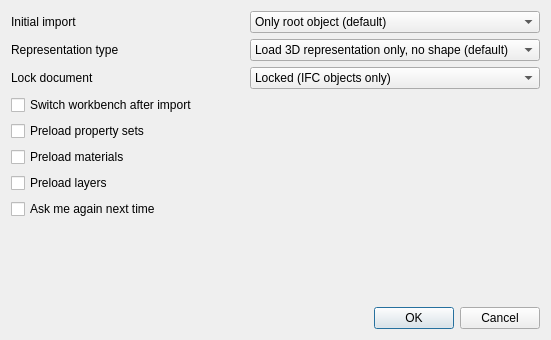
First picture: the form in src/Mod/BIM/Resources/ui/dialogImport.ui, repository southseact-3d/fcd, before the edit.
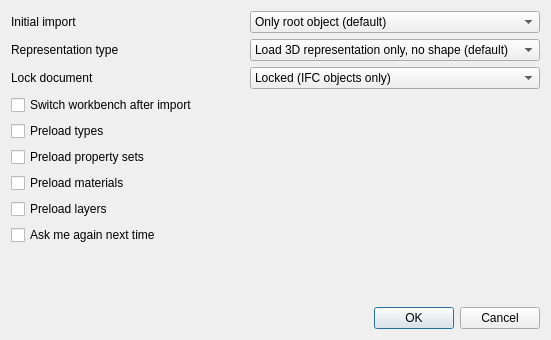
Second picture: the form after the edit.

Commit message:
BIM: Add an option to preload IFC types during document opening (#21450)
* BIM: Add an option to preload IFC types during document opening

Currently, IFC types are only possible to be loaded if user double
clicks an IFC object, and this has be done for optimization reasons.

But user can also want to preload IFC types, so this patch adds an
option to the dialog and Properties dialog to do just that.

* BIM: Remove cyclic import

---------

```diff
--- a/src/Mod/BIM/Resources/ui/dialogImport.ui
+++ b/src/Mod/BIM/Resources/ui/dialogImport.ui
@@ -113,6 +113,16 @@
      </property>
     </widget>
    </item>
+   <item>
+    <widget class="QCheckBox" name="checkLoadTypes">
+     <property name="toolTip">
+      <string>Preload IFC types that are connected to the objects. It is also possible to leave this setting disabled and double click later on the object to load the types</string>
+     </property>
+     <property name="text">
+      <string>Preload types</string>
+     </property>
+    </widget>
+   </item>
    <item>
     <widget class="QCheckBox" name="checkLoadPsets">
      <property name="toolTip">
```
The commit also changes 4 other files.
